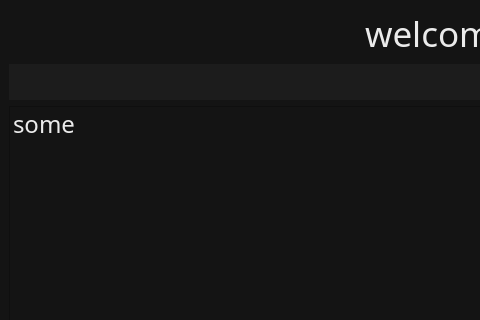
Qt form gui/main_page.ui (raisfeld-ori/Raisfeld_Encrypter) before a commit; both pictures show x 0 to 480 and y 0 to 320 of the 1097 by 823 pixel window.
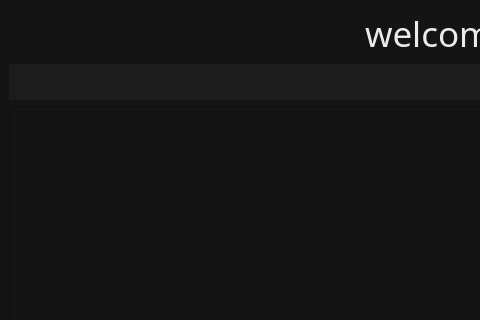
The same form after that commit.

What changed in the file:
```diff
--- a/gui/main_page.ui
+++ b/gui/main_page.ui
@@ -10,6 +10,12 @@
     <height>823</height>
    </rect>
   </property>
+  <property name="font">
+   <font>
+    <family>Secular One</family>
+    <pointsize>12</pointsize>
+   </font>
+  </property>
   <property name="windowTitle">
    <string>MainWindow</string>
   </property>
@@ -138,11 +144,6 @@
           <pointsize>18</pointsize>
          </font>
         </property>
-        <item>
-         <property name="text">
-          <string>some</string>
-         </property>
-        </item>
        </widget>
       </item>
       <item row="0" column="1">
```
Left out of the diff: 21 changed lines with no effect on the pictures.
